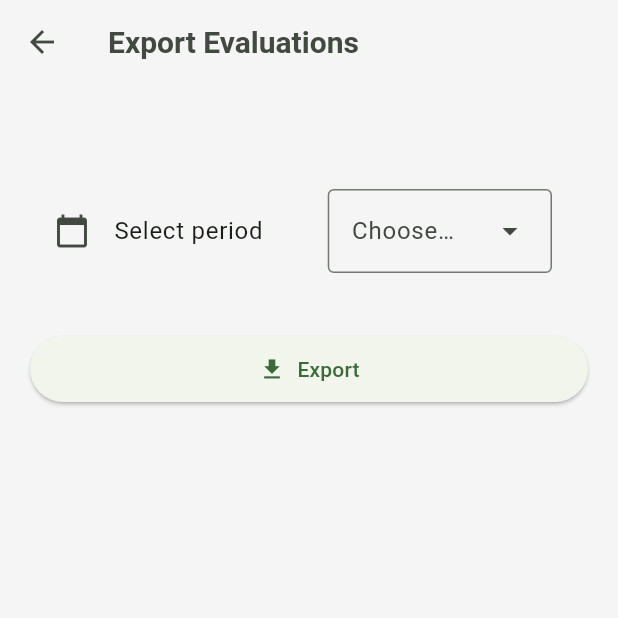
After one commit to DavideTonel/Hilo, a Flutter app: the ExportEvaluationsPage screen opened directly, on a phone screen of 412 x 824 dp, the top half of it. The commit adds this screen. Run offline on Flutter 3.47's test engine with Material 3 defaults, Android fonts, the phone set to English and light mode, and no system bars; our stand-ins replace bloc, camera, firebase_core, firebase_messaging, fl_chart, flutter_bloc and 8 more; missing offline and left inert: color_hex, file_saver, mapbox_maps_flutter; accounts and stored records are empty.

Commit message:
feat: add evaluations export as a json file

```diff
--- a/lib/bloc/evaluation_bloc/evaluation_bloc.dart
+++ b/lib/bloc/evaluation_bloc/evaluation_bloc.dart
@@ -6,7 +6,7 @@ import 'package:roadsyouwalked_app/model/evaluation/evaluation_result_data.dart'
 import 'package:roadsyouwalked_app/model/evaluation/evaluation_result_item.dart';
 import 'package:roadsyouwalked_app/model/evaluation/evaluation_scale.dart';
 import 'package:roadsyouwalked_app/model/evaluation/evaluation_scale_item.dart';
-import 'package:roadsyouwalked_app/model/evaluation/mood_evaluation_helper.dart';
+import 'package:roadsyouwalked_app/model/evaluation/evaluation_helper.dart';
 
 part 'evaluation_event.dart';
 part 'evaluation_state.dart';
--- /dev/null
+++ b/lib/bloc/export/export_bloc.dart
@@ -0,0 +1,53 @@
+import 'dart:convert';
+
+import 'package:bloc/bloc.dart';
+import 'package:file_saver/file_saver.dart';
+import 'package:flutter/foundation.dart';
+import 'package:intl/intl.dart';
+import 'package:roadsyouwalked_app/data/repository/evaluation/evaluation_repository.dart';
+import 'package:roadsyouwalked_app/data/repository/evaluation/i_evaluation_repository.dart';
+import 'package:roadsyouwalked_app/model/evaluation/export/user_evaluation.dart';
+import 'dart:developer' as dev;
+
+part 'export_event.dart';
+part 'export_state.dart';
+
+class ExportBloc extends Bloc<ExportEvent, ExportState> {
+  final IEvaluationRepository _evaluationRepository = EvaluationRepository();
+
+  ExportBloc() : super(ExportInitial()) {
+    on<Export>(onExport);
+  }
+
+  Future<void> onExport(
+    Export event,
+    Emitter<ExportState> emit
+  ) async {
+    try {
+      emit(ExportingEvaluations());
+      final List<UserEvaluation> evaluations = await _evaluationRepository.getUserEvaluationsLastNDays(
+        event.userId,
+        event.lastNDays
+      );
+      if (evaluations.isEmpty) {
+        emit(ExportFailed(message: "There are no evaluations to export"));
+      } else {
+        final List<Map<String, dynamic>> jsonList = evaluations
+          .map((eval) => eval.toJson()).toList();
+        final jsonString = const JsonEncoder.withIndent("  ").convert(jsonList);
+        dev.log(jsonString);
+
+        final bytes = Uint8List.fromList(utf8.encode(jsonString));
+        final String resPath = await FileSaver.instance.saveFile(
+          name: "${event.userId}__exp__${DateFormat("dd_mm").format(evaluations.last.timestamp)}",
+          bytes: bytes,
+          ext: "json",
+          mimeType: MimeType.json
+        );
+        emit(EvaluationsExported(message: "Export done in $resPath"));
+      }
+    } catch (e) {
+      emit(ExportFailed(message: "Export failed"));
+    }
+  }
+}
--- /dev/null
+++ b/lib/bloc/export/export_event.dart
@@ -0,0 +1,11 @@
+part of 'export_bloc.dart';
+
+@immutable
+sealed class ExportEvent {}
+
+final class Export extends ExportEvent {
+  final String userId;
+  final int lastNDays;
+
+  Export({required this.userId, required this.lastNDays});
+}
--- /dev/null
+++ b/lib/bloc/export/export_state.dart
@@ -0,0 +1,20 @@
+part of 'export_bloc.dart';
+
+@immutable
+sealed class ExportState {}
+
+final class ExportInitial extends ExportState {}
+
+final class ExportingEvaluations extends ExportState {}
+
+final class EvaluationsExported extends ExportState {
+  final String message;
+
+  EvaluationsExported({required this.message});
+}
+
+final class ExportFailed extends ExportState {
+  final String message;
+
+  ExportFailed({required this.message});
+}
--- /dev/null
+++ b/lib/model/evaluation/export/user_evaluation.dart
@@ -0,0 +1,21 @@
+import 'package:roadsyouwalked_app/model/evaluation/export/user_evaluation_detail.dart';
+
+/// Holds all of a single memory’s evaluation.
+class UserEvaluation {
+  final String memoryId;
+  final DateTime timestamp;
+  final List<EvaluationDetail> details;
+
+  UserEvaluation({
+    required this.memoryId,
+    required this.timestamp,
+    required this.details,
+  });
+
+  /// Convert this entire evaluation into a JSON‐compatible map.
+  Map<String, dynamic> toJson() => {
+    "memoryId": memoryId,
+    "timestamp": timestamp.toIso8601String(),
+    "details": details.map((d) => d.toJson()).toList(),
+  };
+}
--- a/lib/navigation/app_router.dart
+++ b/lib/navigation/app_router.dart
@@ -2,6 +2,7 @@ import 'package:go_router/go_router.dart';
 import 'package:roadsyouwalked_app/ui/pages/authentication/authentication_page.dart';
 import 'package:roadsyouwalked_app/ui/pages/authentication/login/login_page.dart';
 import 'package:roadsyouwalked_app/ui/pages/authentication/signup/signup_page.dart';
+import 'package:roadsyouwalked_app/ui/pages/evaluation/export_evaluation_wrapper_page.dart';
 import 'package:roadsyouwalked_app/ui/pages/home/home_page.dart';
 import 'package:roadsyouwalked_app/ui/pages/memory/detail/memories_detail_page.dart';
 import 'package:roadsyouwalked_app/ui/pages/memory/new_memory/new_memory_page.dart';
@@ -59,6 +60,12 @@ class AppRouter {
           builder: (context, state) => NewMemoryPage(),
         ),
 
+        /// Evaluations export page route.
+        GoRoute(
+          path: "/export/evaluations",
+          builder: (context, state) => ExportEvaluationWrapperPage(),
+        ),
+
         /// General settings page route.
         GoRoute(
           path: "/settings",
--- a/lib/ui/components/home/home_drawer.dart
+++ b/lib/ui/components/home/home_drawer.dart
@@ -40,6 +40,13 @@ class HomeDrawer extends StatelessWidget {
           const Divider(height: 1, thickness: 1),
           const SizedBox(height: 10),
           ListTile(
+            leading: Icon(Icons.import_export, size: 32),
+            title: Text("Export evaluations"),
+            onTap: () {
+              router.push("/export/evaluations");
+            },
+          ),
+          ListTile(
             leading: Icon(Icons.settings, size: 32),
             title: Text("Settings"),
             onTap: () {
--- /dev/null
+++ b/lib/ui/pages/evaluation/export_evaluations_page.dart
@@ -0,0 +1,110 @@
+import 'package:flutter/material.dart';
+import 'package:flutter_bloc/flutter_bloc.dart';
+import 'package:roadsyouwalked_app/bloc/export/export_bloc.dart';
+import 'package:roadsyouwalked_app/bloc/user/user_bloc.dart';
+import 'package:roadsyouwalked_app/ui/constants/app_spacing.dart';
+
+class ExportEvaluationsPage extends StatefulWidget {
+  const ExportEvaluationsPage({super.key});
+
+  @override
+  State<ExportEvaluationsPage> createState() => _ExportEvaluationsPageState();
+}
+
+class _ExportEvaluationsPageState extends State<ExportEvaluationsPage> {
+  int? _selectedDays;
+
+  @override
+  Widget build(BuildContext context) {
+    final periodOptions = [7, 14, 21, 28];
+
+    return BlocListener<ExportBloc, ExportState>(
+      listener: (context, state) {
+        switch (state) {
+          case EvaluationsExported _:
+            ScaffoldMessenger.of(context).showSnackBar(
+              SnackBar(
+                content: Text(
+                  state.message,
+                ),
+              ),
+            );
+            break;
+          case ExportFailed _:
+            ScaffoldMessenger.of(context).showSnackBar(
+              SnackBar(
+                content: Text(
+                  state.message,
+                  style: TextStyle(color: Colors.white),
+                ),
+                backgroundColor: const Color.fromARGB(255, 159, 23, 14),
+              ),
+            );
+            break;
+          default:
+        }
+      },
+      child: Scaffold(
+        appBar: AppBar(
+          centerTitle: false,
+          title: const Text("Export Evaluations"),
+        ),
+        body: Padding(
+          padding: const EdgeInsets.all(AppSpacingConstants.md),
+          child: Column(
+            crossAxisAlignment: CrossAxisAlignment.stretch,
+            children: [
+              const SizedBox(height: AppSpacingConstants.xl),
+              Padding(
+                padding: const EdgeInsets.symmetric(
+                  vertical: AppSpacingConstants.sm,
+                ),
+                child: ListTile(
+                  leading: const Icon(Icons.calendar_today),
+                  title: const Text("Select period"),
+                  trailing: DropdownMenu<int>(
+                    hintText:
+                        _selectedDays != null
+                            ? "Last $_selectedDays days"
+                            : "Choose…",
+                    dropdownMenuEntries:
+                        periodOptions
+                            .map(
+                              (days) => DropdownMenuEntry(
+                                value: days,
+                                label: "$days days",
+                              ),
+                            )
+                            .toList(),
+                    onSelected:
+                        (value) => setState(() => _selectedDays = value),
+                  ),
+                ),
+              ),
+              const SizedBox(height: AppSpacingConstants.lg),
+              ElevatedButton.icon(
+                onPressed: () {
+                  if (_selectedDays != null) {
+                    context.read<ExportBloc>().add(
+                      Export(
+                        userId: context.read<UserBloc>().state.user!.username,
+                        lastNDays: _selectedDays!
+                      ),
+                    );
+                  }
+                },
+                icon: const Icon(Icons.file_download),
+                label: const Text("Export"),
+                style: ElevatedButton.styleFrom(
+                  padding: const EdgeInsets.symmetric(
+                    vertical: AppSpacingConstants.sm,
+                  ),
+                ),
+              ),
+            ],
+          ),
+        ),
+      ),
+    );
+  }
+}
--- a/pubspec.yaml
+++ b/pubspec.yaml
@@ -60,6 +60,7 @@ dependencies:
   flutter_colorpicker: ^1.1.0
   color_hex: ^0.0.1
   flutter_launcher_icons: ^0.14.3
+  file_saver: ^0.2.14
 
 dev_dependencies:
   flutter_test:
```
Also changed, not shown: lib/data/db/dao/evaluation/evaluation_dao.dart (+74 -0 lines), lib/data/db/dao/evaluation/i_evaluation_dao.dart (+8 -0 lines), lib/data/repository/evaluation/evaluation_repository.dart (+9 -0 lines), lib/data/repository/evaluation/i_evaluation_repository.dart (+8 -0 lines), lib/model/evaluation/export/user_evaluation_detail.dart (added, +15 -0 lines), lib/ui/pages/evaluation/export_evaluation_wrapper_page.dart (added, +16 -0 lines), lib/model/evaluation/evaluation_helper.dart (renamed from lib/model/evaluation/mood_evaluation_helper.dart), pubspec.lock, 1 other file.
